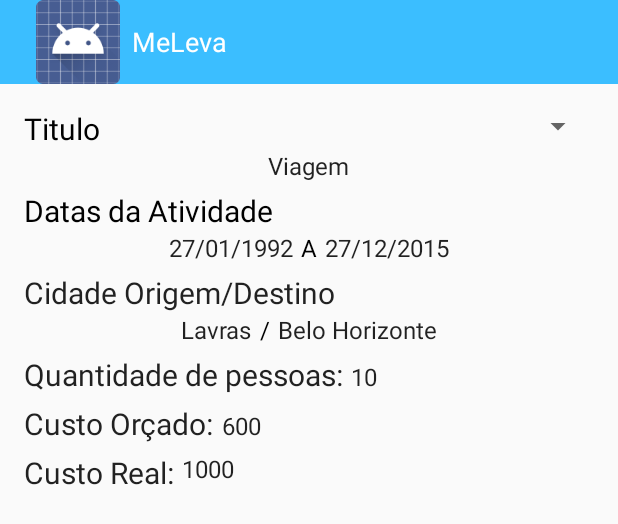
After one commit to EduardoPetrini/andro-test, an Android app: the layout activity_tarefa.xml on its own in the app's theme, with its tools: preview values and no code run, on a phone screen of 412 x 824 dp. The commit adds this screen. Shown: the top 524 px of the screen. Run offline under Robolectric (Android 15) with nearby library versions, the phone set to English and light mode, and no system bars.

Commit message:
Comite do danilo

```diff
--- a/AndroTest/app/src/main/AndroidManifest.xml
+++ b/AndroTest/app/src/main/AndroidManifest.xml
@@ -18,6 +18,7 @@
             android:label="@string/title_activity_login" >
             <intent-filter>
                 <action android:name="android.intent.action.MAIN" />
+
                 <category android:name="android.intent.category.LAUNCHER" />
             </intent-filter>
         </activity>
@@ -29,6 +30,10 @@
             android:name=".ViagemActivity"
             android:label="@string/title_activity_viagem" >
         </activity>
+        <activity
+            android:name=".TarefaActivity"
+            android:label="@string/title_activity_tarefa" >
+        </activity>
     </application>
 
 </manifest>
--- a/AndroTest/app/src/main/java/br/com/androtest/HomeActivity.java
+++ b/AndroTest/app/src/main/java/br/com/androtest/HomeActivity.java
@@ -48,7 +48,8 @@ public class HomeActivity extends Activity {
         cargoUsuario.setText(usuario.getCargo());
 
         //obter lista de viagens do usuário futuramente pelo webservice
-        Viagem viagem1=new Viagem();
+
+       /* Viagem viagem1=new Viagem();
         Viagem viagem2=new Viagem();
         Viagem viagem3=new Viagem();
         Viagem viagem4=new Viagem();
@@ -68,14 +69,14 @@ public class HomeActivity extends Activity {
         viagem4.setCidadeDestino("Belo Horizonte");
         viagem5.setTitulo("Excursão");
         viagem5.setDataPartida("30/05/2015");
-        viagem5.setCidadeDestino("Belo Horizonte");
+        viagem5.setCidadeDestino("Belo Horizonte");*/
 
         ArrayList<Viagem> listaViagens=new ArrayList<Viagem>();
-        listaViagens.add(viagem1);
-        listaViagens.add(viagem2);
-        listaViagens.add(viagem3);
-        listaViagens.add(viagem4);
-        listaViagens.add(viagem5);
+       // listaViagens.add(viagem1);
+        //listaViagens.add(viagem2);
+        //listaViagens.add(viagem3);
+        //listaViagens.add(viagem4);
+        //listaViagens.add(viagem5);
 
 
         //Popula ListView
@@ -83,6 +84,11 @@ public class HomeActivity extends Activity {
 
         mainListView= (ListView) findViewById(R.id.viagensListView);
         mainListView.setAdapter(adapter);
+
+    }
+
+    //reencaminha o usuário para a tarefa clicada
+    public void verTarefa(){
 
     }
 
--- /dev/null
+++ b/AndroTest/app/src/main/java/br/com/androtest/TarefaActivity.java
@@ -0,0 +1,38 @@
+package br.com.androtest;
+
+import android.support.v7.app.ActionBarActivity;
+import android.os.Bundle;
+import android.view.Menu;
+import android.view.MenuItem;
+
+
+public class TarefaActivity extends ActionBarActivity {
+
+    @Override
+    protected void onCreate(Bundle savedInstanceState) {
+        super.onCreate(savedInstanceState);
+        setContentView(R.layout.activity_tarefa);
+    }
+
+    @Override
+    public boolean onCreateOptionsMenu(Menu menu) {
+        // Inflate the menu; this adds items to the action bar if it is present.
+        getMenuInflater().inflate(R.menu.menu_tarefa, menu);
+        return true;
+    }
+
+    @Override
+    public boolean onOptionsItemSelected(MenuItem item) {
+        // Handle action bar item clicks here. The action bar will
+        // automatically handle clicks on the Home/Up button, so long
+        // as you specify a parent activity in AndroidManifest.xml.
+        int id = item.getItemId();
+
+        //noinspection SimplifiableIfStatement
+        if (id == R.id.action_settings) {
+            return true;
+        }
+
+        return super.onOptionsItemSelected(item);
+    }
+}
--- a/AndroTest/app/src/main/java/br/com/androtest/util/RestUrls.java
+++ b/AndroTest/app/src/main/java/br/com/androtest/util/RestUrls.java
@@ -4,7 +4,7 @@ package br.com.androtest.util;
  * Created by eduardo on 31/05/15.
  */
 public class RestUrls {
-    public final static String host = "http://192.168.0.55:9000/";
+    public final static String host = "http://177.105.51.12:9000/";
     public final static String usuarioCadastrar = "usuario/cadastrar";
     public final static String viagemCadastrar = "viagem/cadastrar";
     public final static String getUsuarioById = "usuario/";
--- a/AndroTest/app/src/main/java/com/lp3/Usuario.java
+++ b/AndroTest/app/src/main/java/com/lp3/Usuario.java
@@ -24,8 +24,6 @@ public class Usuario implements Parcelable{
     private Usuario(Parcel in) {
         readFromParel(in);
     }
-
-    public Usuario (){}
 
     private void readFromParel(Parcel in) {
         nome=in.readString();
--- a/AndroTest/app/src/main/res/layout/activity_home.xml
+++ b/AndroTest/app/src/main/res/layout/activity_home.xml
@@ -58,7 +58,8 @@
         android:layout_below="@+id/cargoUsuario"
         android:layout_above="@+id/buttonAddTarefa"
         android:layout_marginTop="-4dp"
-        android:layout_marginBottom="-4dp">
+        android:layout_marginBottom="-4dp"
+        android:onClick="verTarefa">
 
     </ListView>
 
--- /dev/null
+++ b/AndroTest/app/src/main/res/layout/activity_tarefa.xml
@@ -0,0 +1,209 @@
+<RelativeLayout
+    xmlns:android="http://schemas.android.com/apk/res/android"
+    xmlns:tools="http://schemas.android.com/tools"
+    android:layout_width="match_parent"
+    android:layout_height="match_parent"
+    android:paddingLeft="@dimen/activity_horizontal_margin"
+    android:paddingRight="@dimen/activity_horizontal_margin"
+    android:paddingTop="@dimen/activity_vertical_margin"
+    android:paddingBottom="@dimen/activity_vertical_margin"
+    tools:context="br.com.androtest.TarefaActivity">
+
+    <TextView
+        android:id="@+id/textViewTitulo"
+        android:layout_width="wrap_content"
+        android:layout_height="wrap_content"
+        android:layout_alignParentTop="true"
+        android:layout_alignParentStart="true"
+        android:text="Titulo"
+        android:textSize="20dp"
+        android:textAppearance="@style/comforttaFont"
+        android:textColor="@color/Black_default"/>
+
+    <TextView
+        android:id="@+id/setTituloNaView"
+        android:layout_width="wrap_content"
+        android:layout_height="wrap_content"
+        android:layout_below="@+id/textViewTitulo"
+        android:text="Viagem"
+        android:textAppearance="@style/comforttaFont"
+        android:layout_centerHorizontal="true"/>
+
+    <TextView
+        android:id="@+id/textViewDatasAtividade"
+        android:layout_width="wrap_content"
+        android:layout_height="wrap_content"
+        android:layout_below="@+id/setTituloNaView"
+        android:text="Datas da Atividade"
+        android:textAppearance="@style/comforttaFont"
+        android:textColor="@color/Black_default"
+        android:textSize="20dp"
+        android:layout_marginTop="5dp"/>
+
+    <LinearLayout
+        android:id="@+id/linerLayoutDatas"
+        android:layout_width="wrap_content"
+        android:layout_height="wrap_content"
+        android:layout_below="@+id/textViewDatasAtividade"
+        android:layout_centerHorizontal="true">
+
+    <TextView
+        android:id="@+id/textViewDataPartida"
+        android:layout_width="wrap_content"
+        android:layout_height="wrap_content"
+        android:layout_below="@+id/textViewDatasAtividade"
+        android:text="27/01/1992"
+        android:textAppearance="@style/comforttaFont"/>
+
+        <TextView
+            android:id="@+id/textViewA"
+            android:layout_width="wrap_content"
+            android:layout_height="wrap_content"
+            android:layout_below="@+id/textViewDatasAtividade"
+            android:layout_marginLeft="5dp"
+            android:text="A"
+            android:textColor="@color/Black_default"
+            android:textAppearance="@style/comforttaFont"/>
+
+    <TextView
+        android:id="@+id/textViewDataRetorno"
+        android:layout_width="wrap_content"
+        android:layout_height="wrap_content"
+        android:layout_toRightOf="@+id/textViewDataPartida"
+        android:layout_marginLeft="5dp"
+        android:layout_below="@+id/textViewDatasAtividade"
+        android:text="27/12/2015"
+        android:textAppearance="@style/comforttaFont" />
+
+    </LinearLayout>
+
+    <TextView
+        android:id="@+id/textViewCidades"
+        android:layout_width="match_parent"
+        android:layout_height="wrap_content"
+        android:layout_below="@+id/linerLayoutDatas"
+        android:layout_marginTop="5dp"
+        android:textSize="20dp"
+        android:text="Cidade Origem/Destino"
+        android:textAppearance="@style/comforttaFont"/>
+
+    <LinearLayout
+        android:id="@+id/linerLayoutCidades"
+        android:layout_width="wrap_content"
+        android:layout_height="wrap_content"
+        android:layout_below="@+id/textViewCidades"
+        android:layout_centerHorizontal="true">
+
+        <TextView
+            android:id="@+id/textViewSetCidadeOrigen"
+            android:layout_width="wrap_content"
+            android:layout_height="wrap_content"
+            android:text="Lavras"
+            android:textAppearance="@style/comforttaFont"/>
+
+        <TextView
+            android:id="@+id/textViewBarra"
+            android:layout_width="wrap_content"
+            android:layout_height="wrap_content"
+            android:layout_marginLeft="5dp"
+            android:text="/"
+            android:textColor="@color/Black_default"
+            android:textAppearance="@style/comforttaFont"/>
+
+        <TextView
+            android:id="@+id/textViewSetCidadeDestino"
+            android:layout_width="wrap_content"
+            android:layout_height="wrap_content"
+            android:layout_toRightOf="@+id/textViewDataPartida"
+            android:layout_marginLeft="5dp"
+            android:text="Belo Horizonte"
+            android:textAppearance="@style/comforttaFont" />
+
+    </LinearLayout>
+
+    <LinearLayout
+        android:id="@+id/linerLayoutQuantPessoas"
+        android:layout_width="wrap_content"
+        android:layout_height="wrap_content"
+        android:layout_below="@+id/linerLayoutCidades"
+        android:layout_marginTop="5dp">
+
+        <TextView
+            android:id="@+id/textViewQuantPessoas"
+            android:layout_width="wrap_content"
+            android:layout_height="wrap_content"
+            android:text="Quantidade de pessoas:"
+            android:textSize="20dp"
+            android:textAppearance="@style/comforttaFont"/>
+
+        <TextView
+            android:id="@+id/textViewSetQuantPessoas"
+            android:layout_width="wrap_content"
+            android:layout_height="wrap_content"
+            android:layout_toRightOf="@+id/textViewQuantPessoas"
+            android:layout_marginLeft="5dp"
+            android:text="10"
+            android:textAppearance="@style/comforttaFont" />
+
+    </LinearLayout>
+
+    <LinearLayout
+        android:id="@+id/linerLayoutCustoOrc"
+        android:layout_width="wrap_content"
+        android:layout_height="wrap_content"
+        android:layout_below="@+id/linerLayoutQuantPessoas"
+        android:layout_marginTop="5dp">
+
+        <TextView
+            android:id="@+id/textViewCustoOrc"
+            android:layout_width="wrap_content"
+            android:layout_height="wrap_content"
+            android:text="Custo Orçado:"
+            android:textSize="20dp"
+            android:textAppearance="@style/comforttaFont"/>
+
+        <TextView
+            android:id="@+id/textViewSetCustoOrc"
+            android:layout_width="wrap_content"
+            android:layout_height="wrap_content"
+            android:layout_toRightOf="@+id/textViewCustoOrc"
+            android:layout_marginLeft="5dp"
+            android:text="600"
+            android:textAppearance="@style/comforttaFont" />
+
+    </LinearLayout>
+
+    <LinearLayout
+        android:id="@+id/linerLayoutCustoReal"
+        android:layout_width="wrap_content"
+        android:layout_height="wrap_content"
+        android:layout_below="@+id/linerLayoutCustoOrc"
+        android:layout_marginTop="5dp">
+
+        <TextView
+            android:id="@+id/textViewCustoReal"
+            android:layout_width="wrap_content"
+            android:layout_height="wrap_content"
+            android:text="Custo Real:"
+            android:textSize="20dp"
+            android:textAppearance="@style/comforttaFont"/>
+
+        <TextView
+            android:id="@+id/textViewSetCustoReal"
+            android:layout_width="wrap_content"
+            android:layout_height="wrap_content"
+            android:layout_gravity="end"
+            android:layout_marginLeft="5dp"
+            android:text="1000"
+            android:textAppearance="@style/comforttaFont" />
+
+    </LinearLayout>
+
+    <Spinner
+        android:id="@+id/spinnerMotorista"
+        android:layout_width="match_parent"
+        android:layout_height="wrap_content"
+        android:prompt="@string/motoristas"
+        android:textAppearance="@style/comforttaFont"/>
+
+</RelativeLayout>
--- /dev/null
+++ b/AndroTest/app/src/main/res/menu/menu_tarefa.xml
@@ -0,0 +1,6 @@
+<menu xmlns:android="http://schemas.android.com/apk/res/android"
+    xmlns:app="http://schemas.android.com/apk/res-auto"
+    xmlns:tools="http://schemas.android.com/tools" tools:context="br.com.androtest.TarefaActivity">
+    <item android:id="@+id/action_settings" android:title="@string/action_settings"
+        android:orderInCategory="100" app:showAsAction="never" />
+</menu>
--- a/AndroTest/app/src/main/res/values/strings.xml
+++ b/AndroTest/app/src/main/res/values/strings.xml
@@ -43,5 +43,14 @@
     <string name="destino">Destino</string>
     <string name="qtde_pessoas">Quantidade de pessoas</string>
     <string name="button_create_viagem">Criar</string>
+    <string name="title_activity_tarefa">Tarefa</string>
+
+    <string-array name="motoristas">
+        <item>Selecione seu motorista</item>
+        <item>Godofredo</item>
+        <item>Aristildes</item>
+        <item>Aricreuza</item>
+        <item>Gilbertino</item>
+    </string-array>
 
 </resources>
```
Also changed, not shown: 1 other file.
